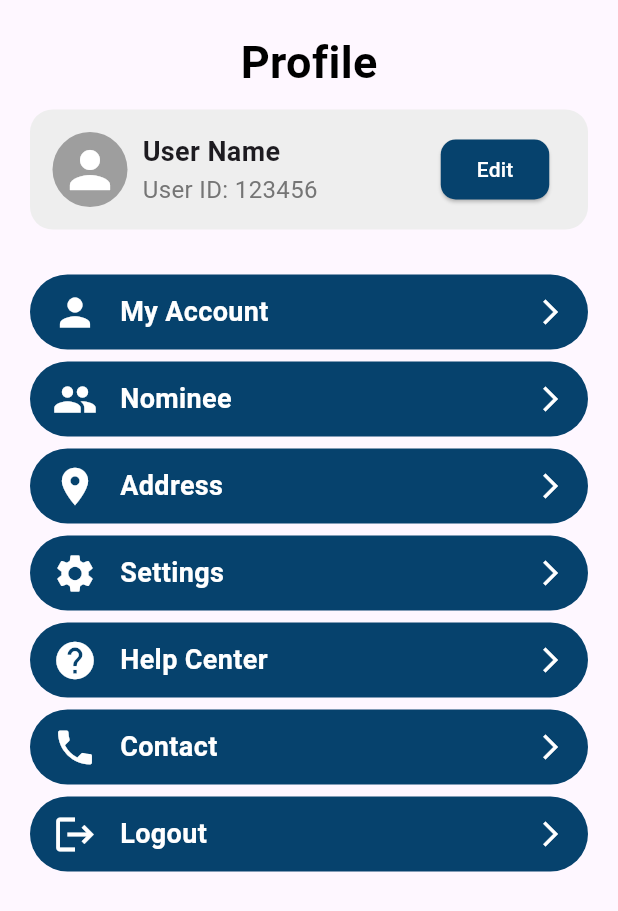
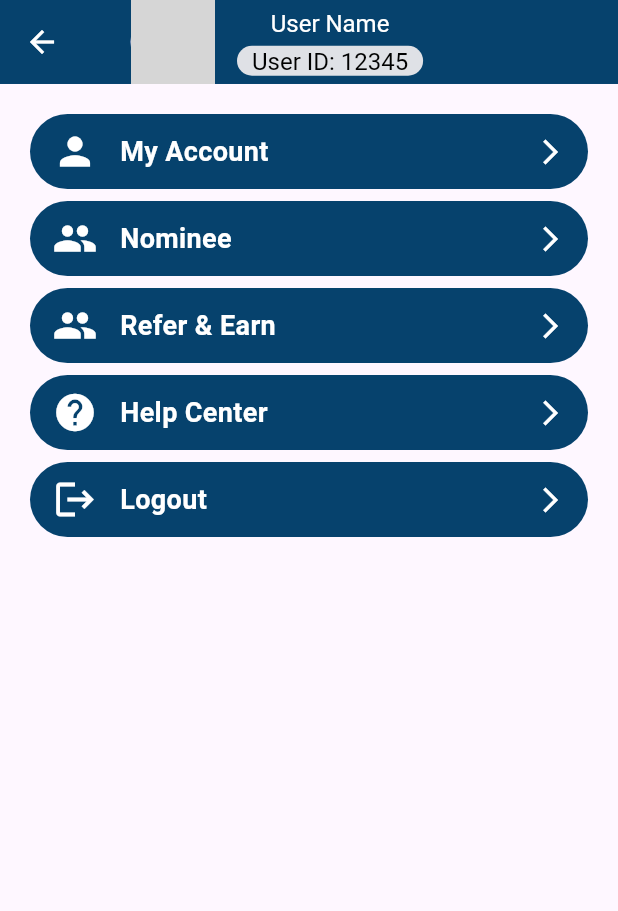
Before and after one commit to Md-Junaead/v3-Micro-Banking, a Flutter app: the ProfileScreen screen opened by its route, on a phone screen of 412 x 824 dp. Shown: the top 911 px of the screen. Run offline on Flutter 3.47's test engine with Material 3 defaults, Android fonts, the light colour scheme and no system bars; our stand-ins replace carousel_slider, image_picker; network calls fail; grey boxes are pictures that could not be loaded.

Commit message:
User App Bar

```diff
--- a/lib/configs/routes/routes.dart
+++ b/lib/configs/routes/routes.dart
@@ -1,6 +1,5 @@
 import 'package:flutter/material.dart';
 import 'package:v1_micro_finance/configs/routes/routes_name.dart';
-import 'package:v1_micro_finance/providers/navigation_provider.dart';
 import 'package:v1_micro_finance/screens/bottom/about_us_screen.dart';
 import 'package:v1_micro_finance/screens/dashboard/check_balance_screen.dart';
 import 'package:v1_micro_finance/screens/dashboard/deposit_screen.dart';
--- a/lib/main.dart
+++ b/lib/main.dart
@@ -14,7 +14,7 @@ class MicroFinance extends StatelessWidget {
       debugShowCheckedModeBanner: false,
       theme: ThemeData(primarySwatch: Colors.blue),
       // this is the initial route indicating from where our app will start
-      initialRoute: RoutesName.signInScreen,
+      initialRoute: RoutesName.homeScreen,
       onGenerateRoute: Routes.generateRoute, // Name of Open screen
     );
   }
--- a/lib/screens/profile/profile.dart
+++ b/lib/screens/profile/profile.dart
@@ -1,10 +1,22 @@
 import 'package:flutter/material.dart';
 import 'package:v1_micro_finance/configs/routes/routes_name.dart';
 import 'package:v1_micro_finance/screens/bottom/home_screen.dart';
+import 'package:v1_micro_finance/screens/dashboard/referrals_screen.dart';
 import 'package:v1_micro_finance/screens/profile/my_account_screen.dart';
 import 'package:v1_micro_finance/screens/profile/nominee_screen.dart';
+import 'package:v1_micro_finance/widgets/user_app_bar.dart';
 
 class ProfileScreen extends StatelessWidget {
+  // Placeholder values for profile name and image
+  String profileName = "User Name";
+  String profileImageUrl =
+      "https://via.placeholder.com/150"; // Placeholder profile image URL
+
+  // Function to fetch user ID from API
+  Future<String> fetchUserId() async {
+    return "12345"; // Replace with actual API call
+  }
+
   // List of buttons with titles, icons, and corresponding screens
   final List<Map<String, dynamic>> buttons = [
     {
@@ -18,27 +30,26 @@ class ProfileScreen extends StatelessWidget {
       "screen": NomineeScreen(),
     },
     {
-      "title": "Address",
-      "icon": Icons.location_on,
-      "screen": HomeScreen(),
-    },
-    {
-      "title": "Settings",
-      "icon": Icons.settings,
-      "screen": 'setting_screen.dart'
+      "title": "Refer & Earn",
+      "icon": Icons.people,
+      "screen": ReferralsScreen(),
     },
     {
       "title": "Help Center",
       "icon": Icons.help,
       "screen": 'help_center_screen.dart'
     },
-    {"title": "Contact", "icon": Icons.phone, "screen": 'contact_screen.dart'},
     {"title": "Logout", "icon": Icons.logout, "screen": 'logout_screen.dart'},
   ];
 
   @override
   Widget build(BuildContext context) {
     return Scaffold(
+      appBar: UserAppBar(
+        profileName: profileName,
+        profileImageUrl: profileImageUrl,
+        fetchUserId: fetchUserId, // Fixed: Ensure fetchUserId is a function
+      ),
       body: SafeArea(
         // Ensures the content does not overlap system UI elements like the status bar or notch
         child: SingleChildScrollView(
@@ -47,100 +58,6 @@ class ProfileScreen extends StatelessWidget {
             child: Column(
               crossAxisAlignment: CrossAxisAlignment.start,
               children: [
-                // Part 1: Title Section
-                Center(
-                  child: Text(
-                    'Profile', // Main title of the screen
-                    style: TextStyle(
-                      fontSize: 30, // Font size for title
-                      fontWeight: FontWeight.bold, // Bold style for emphasis
-                      color: Colors.black, // Text color
-                    ),
-                  ),
-                ),
-                SizedBox(height: 10), // Space below the title
-
-                // Part 2: User Info Section
-                Container(
-                  padding: const EdgeInsets.all(15),
-                  decoration: BoxDecoration(
-                    borderRadius: BorderRadius.circular(15), // Rounded corners
-                    color: Colors.grey[200], // Light gray background
-                  ),
-                  child: Row(
-                    children: [
-                      // Left Section: Profile Picture
-                      CircleAvatar(
-                        radius: 25, // Circle size
-                        backgroundColor: Colors.grey, // Gray background color
-                        child: Icon(
-                          Icons.person, // User icon
-                          size: 40, // Icon size
-                          color: Colors.white, // Icon color
-                        ),
-                      ),
-                      SizedBox(
-                          width:
-                              10), // Space between profile picture and user info
-
-                      // Middle Section: User Info (Name & ID)
-                      Expanded(
-                        flex: 2, // Flexible space for user details
-                        child: Column(
-                          crossAxisAlignment: CrossAxisAlignment
-                              .start, // Aligns content to the start
-                          children: [
-                            Text(
-                              'User Name', // Replace this with dynamic data from API
-                              style: TextStyle(
-                                fontSize: 18, // Font size for user name
-                                fontWeight: FontWeight.bold, // Bold text
-                              ),
-                            ),
-                            SizedBox(
-                                height: 01), // Space between user name and ID
-                            Text(
-                              'User ID: 123456', // Replace this with dynamic data from API
-                              style: TextStyle(
-                                fontSize: 16, // Font size for user ID
-                                color:
-                                    Colors.grey[600], // Light gray text color
-                              ),
-                            ),
-                          ],
-                        ),
-                      ),
-
-                      // Right Section: Edit Profile Button
-                      Expanded(
-                        child: Center(
-                          child: ElevatedButton(
-                            onPressed: () {
-                              Navigator.pushNamed(
-                                  context, RoutesName.editProfileScreen);
-                            },
-                            style: ElevatedButton.styleFrom(
-                              backgroundColor:
-                                  Color(0xFF06426D), // Button background color
-                              shape: RoundedRectangleBorder(
-                                borderRadius: BorderRadius.circular(
-                                    10), // Button corner radius
-                              ),
-                            ),
-                            child: Text(
-                              'Edit', // Button label
-                              style: TextStyle(
-                                color: Colors.white, // Text color set to white
-                              ),
-                            ),
-                          ),
-                        ),
-                      ),
-                    ],
-                  ),
-                ),
-                SizedBox(height: 30), // Space below user info section
-
                 // Part 3: Buttons Section
                 ...buttons.map((button) {
                   return GestureDetector(
--- a/lib/widgets/appbar.dart
+++ b/lib/widgets/appbar.dart
@@ -62,6 +62,7 @@ class _CustomAppBarState extends State<CustomAppBar> {
     return Padding(
       padding: const EdgeInsets.only(bottom: 0.01), // 5% padding at the bottom
       child: AppBar(
+        iconTheme: IconThemeData(color: Colors.white),
         backgroundColor: const Color(0xFF06426D), // AppBar background color
         elevation: 0, // Height of the AppBar (in pixels)
         title: Row(
@@ -103,7 +104,7 @@ class _CustomAppBarState extends State<CustomAppBar> {
                     ),
                     child: AnimatedCrossFade(
                       firstChild: Text(
-                        "Check Balance", // Default text when balance is not visible
+                        "Balance", // Default text when balance is not visible
                         style:
                             const TextStyle(color: Colors.black, fontSize: 18),
                       ),
--- /dev/null
+++ b/lib/widgets/user_app_bar.dart
@@ -0,0 +1,97 @@
+import 'dart:async';
+import 'package:flutter/material.dart';
+
+class UserAppBar extends StatefulWidget implements PreferredSizeWidget {
+  final String profileName;
+  final String profileImageUrl;
+  final Future<String> Function() fetchUserId; // API call to fetch user ID
+
+  const UserAppBar({
+    super.key,
+    required this.profileName,
+    required this.profileImageUrl,
+    required this.fetchUserId,
+  });
+
+  @override
+  _UserAppBarState createState() => _UserAppBarState();
+
+  @override
+  Size get preferredSize => const Size.fromHeight(kToolbarHeight);
+}
+
+class _UserAppBarState extends State<UserAppBar> {
+  String userId = ''; // Variable to hold the fetched User ID
+
+  // Function to fetch User ID from API
+  void fetchUserId() async {
+    String id = await widget.fetchUserId(); // Fetch user ID from API
+    setState(() {
+      userId = id; // Update state with fetched user ID
+    });
+  }
+
+  @override
+  void initState() {
+    super.initState();
+    fetchUserId(); // Fetch user ID when the widget initializes
+  }
+
+  @override
+  Widget build(BuildContext context) {
+    return Padding(
+      padding: const EdgeInsets.only(bottom: 0.01),
+      child: AppBar(
+        iconTheme: const IconThemeData(color: Colors.white),
+        backgroundColor: const Color(0xFF06426D), // AppBar background color
+        elevation: 0, // Remove AppBar shadow
+        title: Row(
+          mainAxisAlignment: MainAxisAlignment.start,
+          children: [
+            // Profile Picture Section
+            Container(
+              margin: const EdgeInsets.symmetric(horizontal: 15),
+              child: CircleAvatar(
+                radius: 28, // Profile image size
+                backgroundImage:
+                    NetworkImage(widget.profileImageUrl), // Load from API
+              ),
+            ),
+
+            // Profile Name & User ID Section
+            Column(
+              crossAxisAlignment: CrossAxisAlignment.center,
+              children: [
+                Text(
+                  widget.profileName, // Display profile name
+                  style: const TextStyle(color: Colors.white, fontSize: 16),
+                ),
+                const SizedBox(height: 5), // Space between name and user ID
+                Container(
+                  padding: const EdgeInsets.symmetric(horizontal: 10),
+                  decoration: BoxDecoration(
+                    color: const Color(0xFFdfe1e6), // Background color
+                    borderRadius: BorderRadius.circular(10), // Rounded corners
+                  ),
+                  child: Text(
+                    userId.isNotEmpty
+                        ? "User ID: $userId"
+                        : "Fetching...", // Display User ID
+                    style: const TextStyle(color: Colors.black, fontSize: 16),
+                  ),
+                ),
+              ],
+            ),
+          ],
+        ),
+      ),
+    );
+  }
+}
+
+// Usage:
+// UserAppBar(
+//   profileName: profileName,
+//   profileImageUrl: profileImageUrl,
+//   fetchUserId: fetchUserId, // API method to fetch user ID
+// )
```
